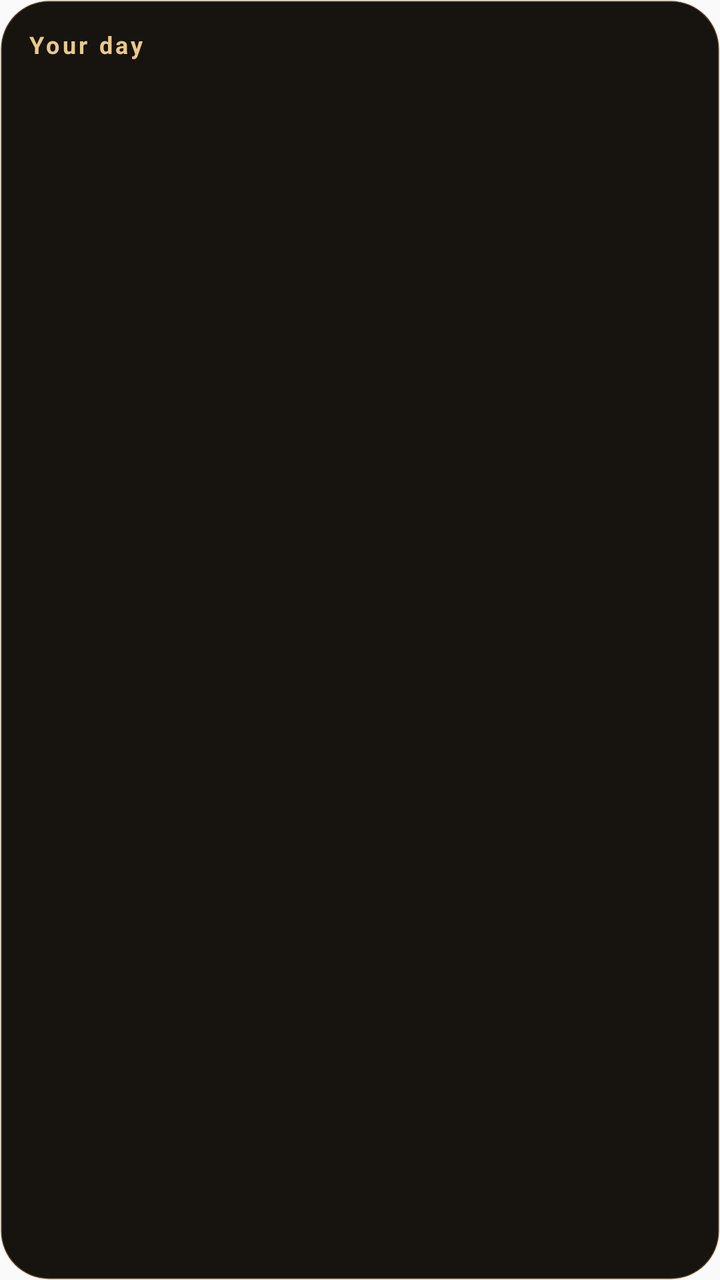
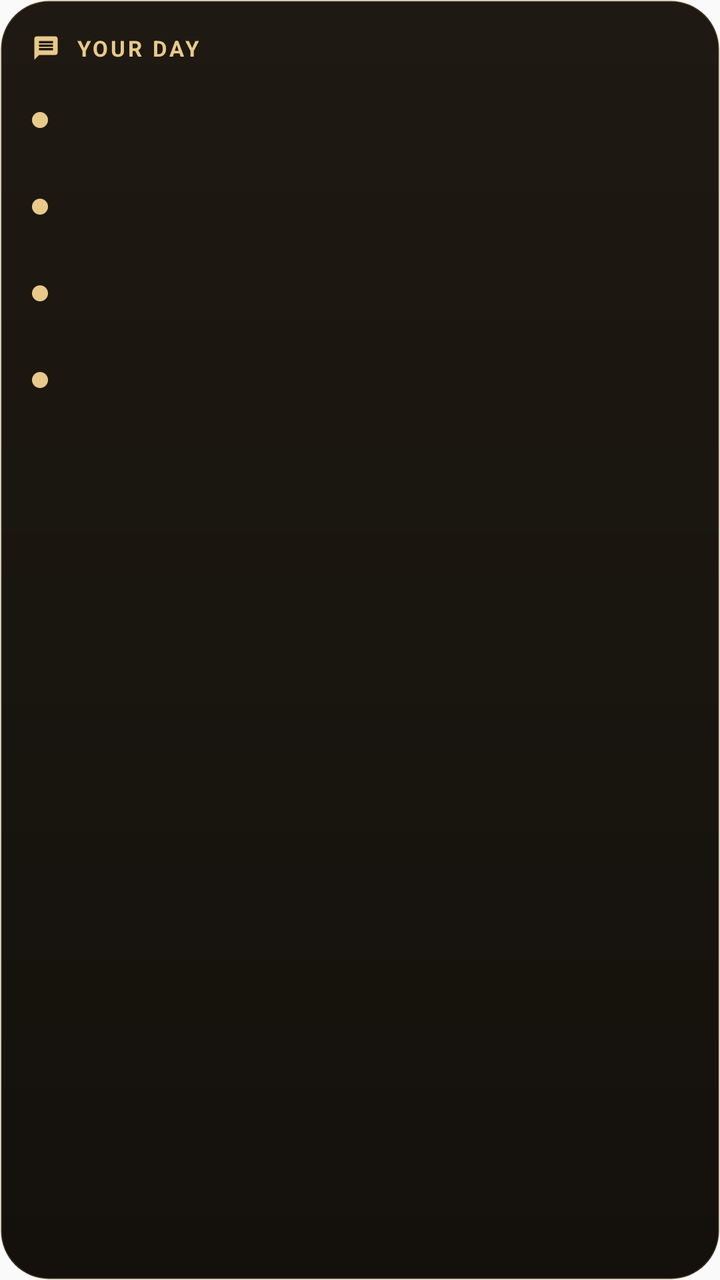

Compare the two renders of this Android layout. The source of the first and the diff that turns it into the second are given below.
<!-- AndroidManifest.xml: application theme Theme.ZykeMessage -->
<!-- res/layout/widget_days_ahead.xml -->
<?xml version="1.0" encoding="utf-8"?>
<LinearLayout xmlns:android="http://schemas.android.com/apk/res/android"
    android:id="@+id/widget_root"
    android:layout_width="match_parent"
    android:layout_height="match_parent"
    android:background="@drawable/widget_background"
    android:orientation="vertical"
    android:padding="14dp">

    <TextView
        android:id="@+id/widget_title"
        android:layout_width="match_parent"
        android:layout_height="wrap_content"
        android:text="@string/widget_title"
        android:textColor="#E8C98A"
        android:textSize="12sp"
        android:textStyle="bold"
        android:letterSpacing="0.12" />

    <TextView
        android:id="@+id/widget_line_1"
        android:layout_width="match_parent"
        android:layout_height="wrap_content"
        android:layout_marginTop="6dp"
        android:ellipsize="end"
        android:maxLines="2"
        android:textColor="#F4EEE2"
        android:textSize="14sp" />

    <TextView
        android:id="@+id/widget_line_2"
        android:layout_width="match_parent"
        android:layout_height="wrap_content"
        android:layout_marginTop="4dp"
        android:ellipsize="end"
        android:maxLines="2"
        android:textColor="#F4EEE2"
        android:textSize="14sp" />

    <TextView
        android:id="@+id/widget_line_3"
        android:layout_width="match_parent"
        android:layout_height="wrap_content"
        android:layout_marginTop="4dp"
        android:ellipsize="end"
        android:maxLines="2"
        android:textColor="#F4EEE2"
        android:textSize="14sp" />

    <TextView
        android:id="@+id/widget_line_4"
        android:layout_width="match_parent"
        android:layout_height="wrap_content"
        android:layout_marginTop="4dp"
        android:ellipsize="end"
        android:maxLines="2"
        android:textColor="#F4EEE2"
        android:textSize="14sp" />
</LinearLayout>
<!-- resources referenced by this layout -->
<resources>
  <!-- drawable widget_background (drawable) -->
  <?xml version="1.0" encoding="utf-8"?>
  <shape xmlns:android="http://schemas.android.com/apk/res/android"
      android:shape="rectangle">
      <solid android:color="#FF17130E" />
      <stroke
          android:width="1dp"
          android:color="#44E8C98A" />
      <corners android:radius="24dp" />
  </shape>
  <string name="widget_title">Your day</string>
  <style name="Theme.ZykeMessage" parent="Theme.AppCompat.DayNight.NoActionBar" />
</resources>

<!-- the commit's change to res/layout/widget_days_ahead.xml (unified diff, before → after) -->
@@ -5,55 +5,307 @@
     android:layout_height="match_parent"
     android:background="@drawable/widget_background"
     android:orientation="vertical"
-    android:padding="14dp">
+    android:padding="16dp">
+
+    <LinearLayout
+        android:layout_width="match_parent"
+        android:layout_height="wrap_content"
+        android:gravity="center_vertical"
+        android:orientation="horizontal">
+
+        <ImageView
+            android:layout_width="14dp"
+            android:layout_height="14dp"
+            android:importantForAccessibility="no"
+            android:src="@drawable/baseline_message_24"
+            android:tint="@color/widget_gold" />
+
+        <TextView
+            android:id="@+id/widget_title"
+            android:layout_width="0dp"
+            android:layout_height="wrap_content"
+            android:layout_marginStart="8dp"
+            android:layout_weight="1"
+            android:letterSpacing="0.12"
+            android:textAllCaps="true"
+            android:maxLines="1"
+            android:text="@string/widget_title"
+            android:textColor="@color/widget_gold"
+            android:textSize="11sp"
+            android:textStyle="bold" />
+
+        <TextView
+            android:id="@+id/widget_date"
+            android:layout_width="wrap_content"
+            android:layout_height="wrap_content"
+            android:maxLines="1"
+            android:textColor="@color/widget_muted"
+            android:textSize="12sp" />
+    </LinearLayout>
+
+    <LinearLayout
+        android:id="@+id/widget_row_1"
+        android:layout_width="match_parent"
+        android:layout_height="wrap_content"
+        android:layout_marginTop="10dp"
+        android:gravity="center_vertical"
+        android:orientation="horizontal">
+
+        <ImageView
+            android:id="@+id/widget_dot_1"
+            android:layout_width="8dp"
+            android:layout_height="8dp"
+            android:importantForAccessibility="no"
+            android:src="@drawable/widget_dot_due" />
+
+        <LinearLayout
+            android:layout_width="0dp"
+            android:layout_height="wrap_content"
+            android:layout_marginStart="10dp"
+            android:layout_weight="1"
+            android:orientation="vertical">
+
+            <TextView
+                android:id="@+id/widget_title_1"
+                android:layout_width="match_parent"
+                android:layout_height="wrap_content"
+                android:ellipsize="end"
+                android:maxLines="1"
+                android:textColor="@color/widget_text"
+                android:textSize="14sp"
+                android:textStyle="bold" />
+
+            <TextView
+                android:id="@+id/widget_detail_1"
+                android:layout_width="match_parent"
+                android:layout_height="wrap_content"
+                android:ellipsize="end"
+                android:maxLines="1"
+                android:textColor="@color/widget_muted"
+                android:textSize="12sp" />
+        </LinearLayout>
+
+        <TextView
+            android:id="@+id/widget_amount_1"
+            android:layout_width="wrap_content"
+            android:layout_height="wrap_content"
+            android:layout_marginStart="8dp"
+            android:maxLines="1"
+            android:textColor="@color/widget_text"
+            android:textSize="14sp"
+            android:textStyle="bold" />
+    </LinearLayout>
+
+    <LinearLayout
+        android:id="@+id/widget_row_2"
+        android:layout_width="match_parent"
+        android:layout_height="wrap_content"
+        android:layout_marginTop="8dp"
+        android:gravity="center_vertical"
+        android:orientation="horizontal">
+
+        <ImageView
+            android:id="@+id/widget_dot_2"
+            android:layout_width="8dp"
+            android:layout_height="8dp"
+            android:importantForAccessibility="no"
+            android:src="@drawable/widget_dot_due" />
+
+        <LinearLayout
+            android:layout_width="0dp"
+            android:layout_height="wrap_content"
+            android:layout_marginStart="10dp"
+            android:layout_weight="1"
+            android:orientation="vertical">
+
+            <TextView
+                android:id="@+id/widget_title_2"
+                android:layout_width="match_parent"
+                android:layout_height="wrap_content"
+                android:ellipsize="end"
+                android:maxLines="1"
+                android:textColor="@color/widget_text"
+                android:textSize="14sp"
+                android:textStyle="bold" />
+
+            <TextView
+                android:id="@+id/widget_detail_2"
+                android:layout_width="match_parent"
+                android:layout_height="wrap_content"
+                android:ellipsize="end"
+                android:maxLines="1"
+                android:textColor="@color/widget_muted"
+                android:textSize="12sp" />
+        </LinearLayout>
+
+        <TextView
+            android:id="@+id/widget_amount_2"
+            android:layout_width="wrap_content"
+            android:layout_height="wrap_content"
+            android:layout_marginStart="8dp"
+            android:maxLines="1"
+            android:textColor="@color/widget_text"
+            android:textSize="14sp"
+            android:textStyle="bold" />
+    </LinearLayout>
+
+    <LinearLayout
+        android:id="@+id/widget_row_3"
+        android:layout_width="match_parent"
+        android:layout_height="wrap_content"
+        android:layout_marginTop="8dp"
+        android:gravity="center_vertical"
+        android:orientation="horizontal">
+
+        <ImageView
+            android:id="@+id/widget_dot_3"
+            android:layout_width="8dp"
+            android:layout_height="8dp"
+            android:importantForAccessibility="no"
+            android:src="@drawable/widget_dot_due" />
+
+        <LinearLayout
+            android:layout_width="0dp"
+            android:layout_height="wrap_content"
+            android:layout_marginStart="10dp"
+            android:layout_weight="1"
+            android:orientation="vertical">
+
+            <TextView
+                android:id="@+id/widget_title_3"
+                android:layout_width="match_parent"
+                android:layout_height="wrap_content"
+                android:ellipsize="end"
+                android:maxLines="1"
+                android:textColor="@color/widget_text"
+                android:textSize="14sp"
+                android:textStyle="bold" />
+
+            <TextView
+                android:id="@+id/widget_detail_3"
+                android:layout_width="match_parent"
+                android:layout_height="wrap_content"
+                android:ellipsize="end"
+                android:maxLines="1"
+                android:textColor="@color/widget_muted"
+                android:textSize="12sp" />
+        </LinearLayout>
+
+        <TextView
+            android:id="@+id/widget_amount_3"
+            android:layout_width="wrap_content"
+            android:layout_height="wrap_content"
+            android:layout_marginStart="8dp"
+            android:maxLines="1"
+            android:textColor="@color/widget_text"
+            android:textSize="14sp"
+            android:textStyle="bold" />
+    </LinearLayout>
+
+    <LinearLayout
+        android:id="@+id/widget_row_4"
+        android:layout_width="match_parent"
+        android:layout_height="wrap_content"
+        android:layout_marginTop="8dp"
+        android:gravity="center_vertical"
+        android:orientation="horizontal">
+
+        <ImageView
+            android:id="@+id/widget_dot_4"
+            android:layout_width="8dp"
+            android:layout_height="8dp"
+            android:importantForAccessibility="no"
+            android:src="@drawable/widget_dot_due" />
+
+        <LinearLayout
+            android:layout_width="0dp"
+            android:layout_height="wrap_content"
+            android:layout_marginStart="10dp"
+            android:layout_weight="1"
+            android:orientation="vertical">
+
+            <TextView
+                android:id="@+id/widget_title_4"
+                android:layout_width="match_parent"
+                android:layout_height="wrap_content"
+                android:ellipsize="end"
+                android:maxLines="1"
+                android:textColor="@color/widget_text"
+                android:textSize="14sp"
+                android:textStyle="bold" />
+
+            <TextView
+                android:id="@+id/widget_detail_4"
+                android:layout_width="match_parent"
+                android:layout_height="wrap_content"
+                android:ellipsize="end"
+                android:maxLines="1"
+                android:textColor="@color/widget_muted"
+                android:textSize="12sp" />
+        </LinearLayout>
+
+        <TextView
+            android:id="@+id/widget_amount_4"
+            android:layout_width="wrap_content"
+            android:layout_height="wrap_content"
+            android:layout_marginStart="8dp"
+            android:maxLines="1"
+            android:textColor="@color/widget_text"
+            android:textSize="14sp"
+            android:textStyle="bold" />
+    </LinearLayout>
+
+    <LinearLayout
+        android:id="@+id/widget_empty"
+        android:layout_width="match_parent"
+        android:layout_height="0dp"
+        android:layout_weight="1"
+        android:gravity="center_vertical"
+        android:orientation="horizontal"
+        android:visibility="gone">
+
+        <ImageView
+            android:layout_width="28dp"
+            android:layout_height="28dp"
+            android:importantForAccessibility="no"
+            android:src="@drawable/baseline_check_24"
+            android:tint="@color/widget_info" />
+
+        <LinearLayout
+            android:layout_width="0dp"
+            android:layout_height="wrap_content"
+            android:layout_marginStart="12dp"
+            android:layout_weight="1"
+            android:orientation="vertical">
+
+            <TextView
+                android:id="@+id/widget_empty_title"
+                android:layout_width="match_parent"
+                android:layout_height="wrap_content"
+                android:maxLines="1"
+                android:text="@string/widget_empty_title"
+                android:textColor="@color/widget_text"
+                android:textSize="16sp"
+                android:textStyle="bold" />
+
+            <TextView
+                android:id="@+id/widget_empty_detail"
+                android:layout_width="match_parent"
+                android:layout_height="wrap_content"
+                android:maxLines="2"
+                android:text="@string/widget_empty_detail"
+                android:textColor="@color/widget_muted"
+                android:textSize="13sp" />
+        </LinearLayout>
+    </LinearLayout>
 
     <TextView
-        android:id="@+id/widget_title"
-        android:layout_width="match_parent"
-        android:layout_height="wrap_content"
-        android:text="@string/widget_title"
-        android:textColor="#E8C98A"
+        android:id="@+id/widget_more"
+        android:layout_width="match_parent"
+        android:layout_height="wrap_content"
+        android:layout_marginTop="8dp"
+        android:maxLines="1"
+        android:textColor="@color/widget_gold"
         android:textSize="12sp"
-        android:textStyle="bold"
-        android:letterSpacing="0.12" />
-
-    <TextView
-        android:id="@+id/widget_line_1"
-        android:layout_width="match_parent"
-        android:layout_height="wrap_content"
-        android:layout_marginTop="6dp"
-        android:ellipsize="end"
-        android:maxLines="2"
-        android:textColor="#F4EEE2"
-        android:textSize="14sp" />
-
-    <TextView
-        android:id="@+id/widget_line_2"
-        android:layout_width="match_parent"
-        android:layout_height="wrap_content"
-        android:layout_marginTop="4dp"
-        android:ellipsize="end"
-        android:maxLines="2"
-        android:textColor="#F4EEE2"
-        android:textSize="14sp" />
-
-    <TextView
-        android:id="@+id/widget_line_3"
-        android:layout_width="match_parent"
-        android:layout_height="wrap_content"
-        android:layout_marginTop="4dp"
-        android:ellipsize="end"
-        android:maxLines="2"
-        android:textColor="#F4EEE2"
-        android:textSize="14sp" />
-
-    <TextView
-        android:id="@+id/widget_line_4"
-        android:layout_width="match_parent"
-        android:layout_height="wrap_content"
-        android:layout_marginTop="4dp"
-        android:ellipsize="end"
-        android:maxLines="2"
-        android:textColor="#F4EEE2"
-        android:textSize="14sp" />
+        android:visibility="gone" />
 </LinearLayout>
<!-- resource entries referenced after the edit -->
@@ -1,16 +1,48 @@
 <!-- resources referenced by this layout -->
 <resources>
+  <color name="widget_gold">#FFE8C98A</color>
+  <color name="widget_info">#FF5ED6A1</color>
+  <color name="widget_muted">#FFA89F8F</color>
+  <color name="widget_text">#FFF4EEE2</color>
+  <!-- drawable baseline_check_24 (drawable) -->
+  <vector xmlns:android="http://schemas.android.com/apk/res/android"
+      android:width="24dp"
+      android:height="24dp"
+      android:viewportWidth="24"
+      android:viewportHeight="24">
+      <path
+          android:fillColor="#FF000000"
+          android:pathData="M9,16.17L4.83,12l-1.42,1.41L9,19 21,7l-1.41,-1.41z" />
+  </vector>
+  <!-- drawable baseline_message_24 (drawable) -->
+  <vector xmlns:android="http://schemas.android.com/apk/res/android" android:autoMirrored="true" android:height="24dp" android:tint="#000000" android:viewportHeight="24" android:viewportWidth="24" android:width="24dp">
+        
+      <path android:fillColor="@android:color/white" android:pathData="M20,2L4,2c-1.1,0 -1.99,0.9 -1.99,2L2,22l4,-4h14c1.1,0 2,-0.9 2,-2L22,4c0,-1.1 -0.9,-2 -2,-2zM18,14L6,14v-2h12v2zM18,11L6,11L6,9h12v2zM18,8L6,8L6,6h12v2z"/>
+      
+  </vector>
   <!-- drawable widget_background (drawable) -->
   <?xml version="1.0" encoding="utf-8"?>
   <shape xmlns:android="http://schemas.android.com/apk/res/android"
       android:shape="rectangle">
-      <solid android:color="#FF17130E" />
+      <gradient
+          android:angle="270"
+          android:startColor="#FF1E1912"
+          android:endColor="#FF14110C" />
       <stroke
           android:width="1dp"
-          android:color="#44E8C98A" />
+          android:color="#33E8C98A" />
       <corners android:radius="24dp" />
   </shape>
+  <!-- drawable widget_dot_due (drawable) -->
+  <?xml version="1.0" encoding="utf-8"?>
+  <shape xmlns:android="http://schemas.android.com/apk/res/android" android:shape="oval">
+      <solid android:color="@color/widget_due" />
+      <size android:width="8dp" android:height="8dp" />
+  </shape>
+  <string name="widget_empty_detail">Nothing due or on today</string>
+  <string name="widget_empty_title">All clear</string>
   <string name="widget_title">Your day</string>
   <style name="Theme.ZykeMessage" parent="Theme.AppCompat.DayNight.NoActionBar" />
+  <color name="widget_due">#FFE8C98A</color>
 </resources>
 
